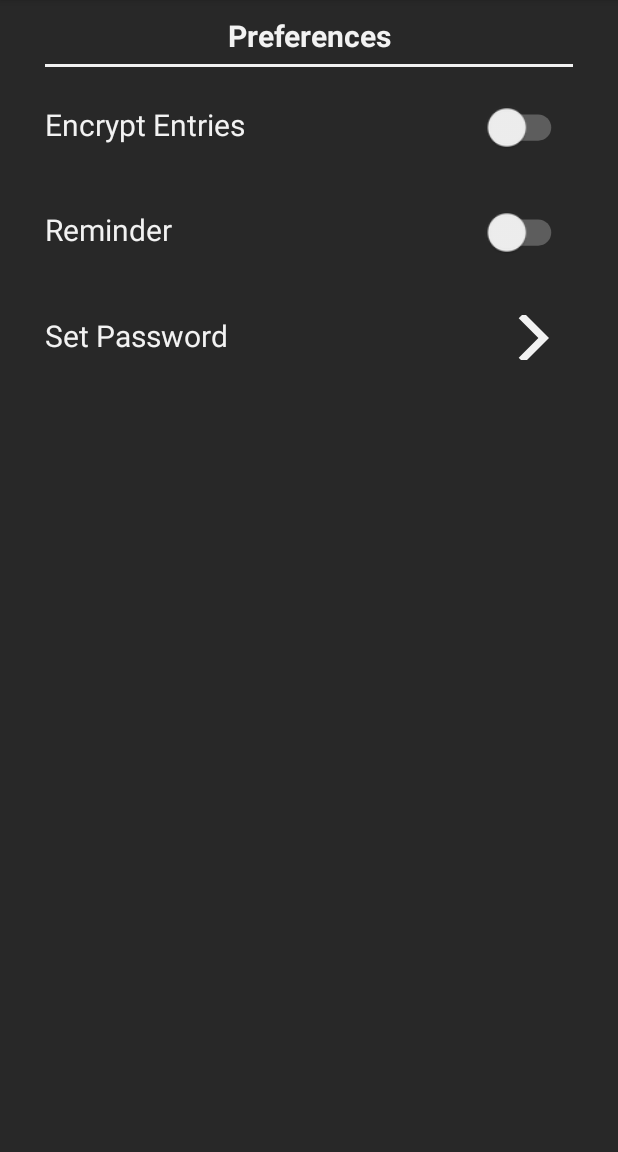
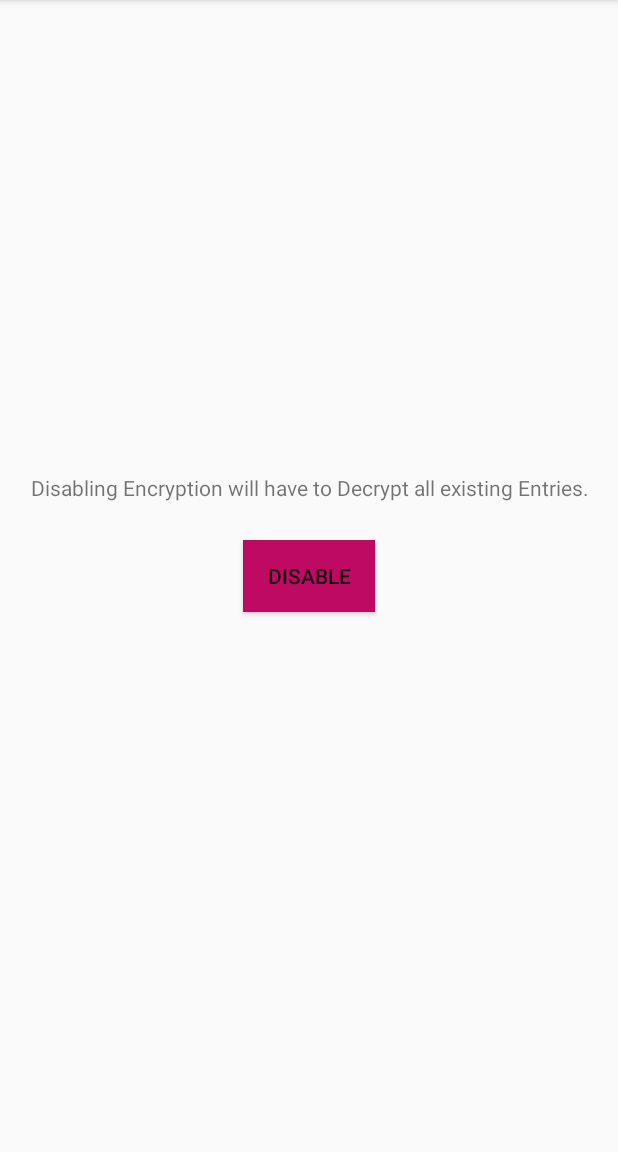
Before and after one commit to ragor114/LiebesTagebuch, an Android app: the SettingsActivity screen opened directly, with no data from a screen before it, after a tap on an icon or button, on a phone screen of 412 x 824 dp, the part 84-1236 px from its top. Run offline under Robolectric (Android 15) with nearby library versions, the phone set to English and light mode, and no system bars.

Commit message:
Implemented Basic Activity for disabling Encryption

```diff
--- a/app/src/main/AndroidManifest.xml
+++ b/app/src/main/AndroidManifest.xml
@@ -63,6 +63,8 @@
         <activity android:name=".EditActivities.EditMusicBoxActivity" />
         <activity android:name=".EditActivities.EditHeaderBoxActivity" />
         <activity android:name=".Settings.ChangePasswordActivity"/>
+        <activity android:name=".Settings.DisableEncryptionActivity"/>
+        <activity android:name=".Settings.EnableEncryptionActivity"/>
         <activity
             android:name="com.spotify.sdk.android.authentication.LoginActivity"
             android:theme="@android:style/Theme.Translucent.NoTitleBar" />
--- a/app/src/main/java/ur/mi/liebestagebuch/Settings/SettingsConfig.java
+++ b/app/src/main/java/ur/mi/liebestagebuch/Settings/SettingsConfig.java
@@ -8,4 +8,7 @@ public class SettingsConfig {
     public static final String TIMEPICKER_HOUR = "time_hour";
     public static final String TIMEPICKER_MINUTE = "time_minute";
 
+    public static final String HAS_DECRYPTED_KEY = "Has decrypted";
+    public static final int DECRYPTION_REQUEST_CODE = 2468;
+
 }
--- /dev/null
+++ b/app/src/main/res/layout/disable_encryption_activity.xml
@@ -0,0 +1,31 @@
+<?xml version="1.0" encoding="utf-8"?>
+<RelativeLayout xmlns:android="http://schemas.android.com/apk/res/android"
+    android:layout_width="match_parent" android:layout_height="match_parent">
+
+    <TextView
+        android:layout_width="match_parent"
+        android:layout_height="wrap_content"
+        android:layout_above="@id/disable_decryption_button"
+        android:layout_marginBottom="25dp"
+        android:text="@string/note_disable"
+        android:textAlignment="center"/>
+
+    <Button
+        android:id="@+id/disable_decryption_button"
+        android:layout_height="wrap_content"
+        android:layout_width="wrap_content"
+        android:layout_centerInParent="true"
+        android:background="@color/button_color"
+        android:text="@string/disable_encryption_button"/>
+
+    <TextView
+        android:id="@+id/disable_running_tv"
+        android:layout_width="match_parent"
+        android:layout_height="wrap_content"
+        android:layout_below="@id/disable_decryption_button"
+        android:layout_marginTop="25dp"
+        android:textAlignment="center"
+        android:textSize="20sp"
+        android:text="@string/disable_decryption_running"/>
+
+</RelativeLayout>
--- a/app/src/main/res/values/strings.xml
+++ b/app/src/main/res/values/strings.xml
@@ -46,4 +46,7 @@
     <string name="please_note_change_pw">Please Note</string>
     <string name="note_about_changing_pw">Changing the password will have to reencrypt all Entries, depending on how many Entries you have made, this could take a while.</string>
     <string name="change_pw_running">Reencryption running, please wait</string>
+    <string name="disable_encryption_button">Disable</string>
+    <string name="disable_decryption_running">Decryption running, please wait</string>
+    <string name="note_disable">Disabling Encryption will have to Decrypt all existing Entries.</string>
 </resources>
```
Also changed, not shown: app/src/main/java/ur/mi/liebestagebuch/Settings/ChangePasswordActivity.java (+14 -5 lines), app/src/main/java/ur/mi/liebestagebuch/Settings/DisableEncryptionActivity.java (added, +141 -0 lines), app/src/main/java/ur/mi/liebestagebuch/Settings/EnableEncryptionActivity.java (added, +15 -0 lines), app/src/main/java/ur/mi/liebestagebuch/Settings/SettingsActivity.java (+23 -2 lines).
